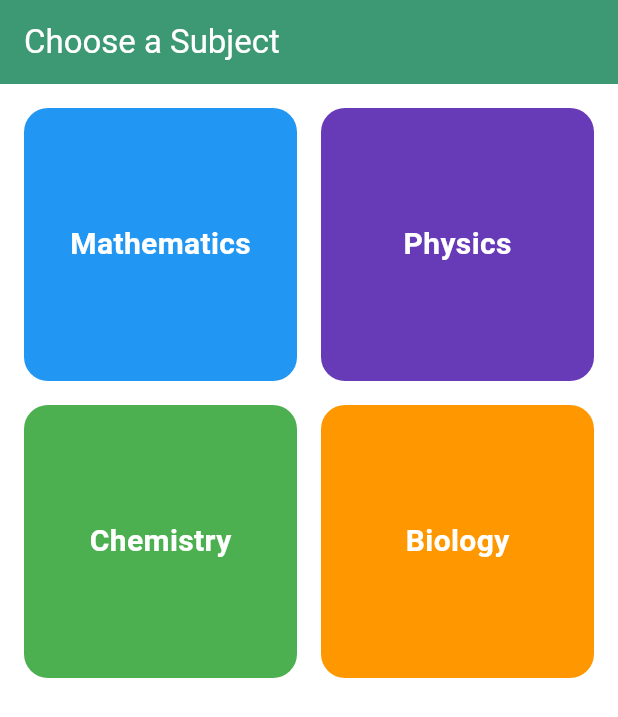
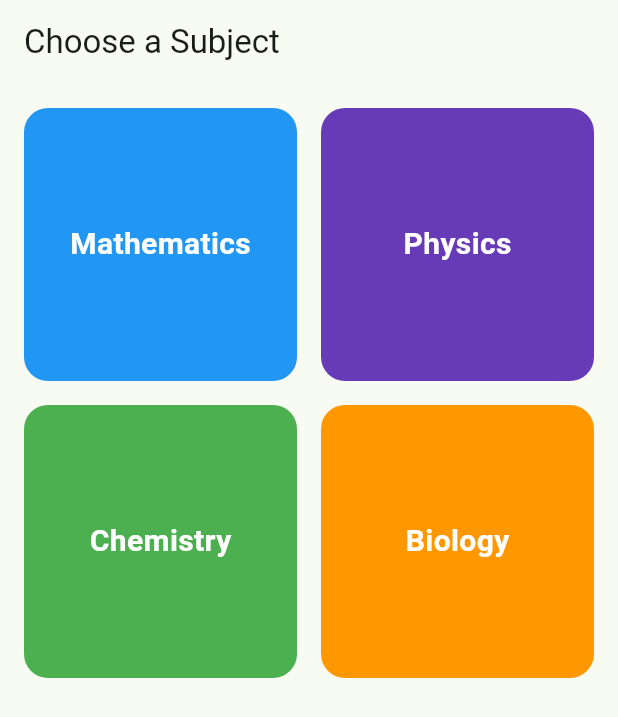
Before and after one commit to Abdulgaffar888/Edurance-AI-, a Flutter app: the screen it shows after launch, on a phone screen of 412 x 824 dp. Shown: the top 717 px of the screen. Run offline on Flutter 3.47's test engine with Material 3 defaults, Android fonts, the phone set to English and light mode, and no system bars; our stand-ins replace firebase_core; accounts and stored records are empty; project files that could hold a hidden picture were left out.

Commit message:
kuch hora penxho phir se

```diff
--- a/edurance-app/lib/main.dart
+++ b/edurance-app/lib/main.dart
@@ -8,20 +8,14 @@ void main() {
 class EduranceApp extends StatelessWidget {
   const EduranceApp({super.key});
 
-  static const Color brandColor = Color(0xFF3D9974);
-
   @override
   Widget build(BuildContext context) {
     return MaterialApp(
       title: 'Edurance AI',
       debugShowCheckedModeBanner: false,
       theme: ThemeData(
-        primaryColor: brandColor,
-        scaffoldBackgroundColor: Colors.white,
-        appBarTheme: const AppBarTheme(
-          backgroundColor: brandColor,
-          foregroundColor: Colors.white,
-        ),
+        useMaterial3: true,
+        colorSchemeSeed: Colors.green,
       ),
       home: const SubjectSelectionScreen(),
     );
```
Also changed, not shown: edurance-app/lib/screens/ai_chat_screen.dart (+6 -7 lines).
